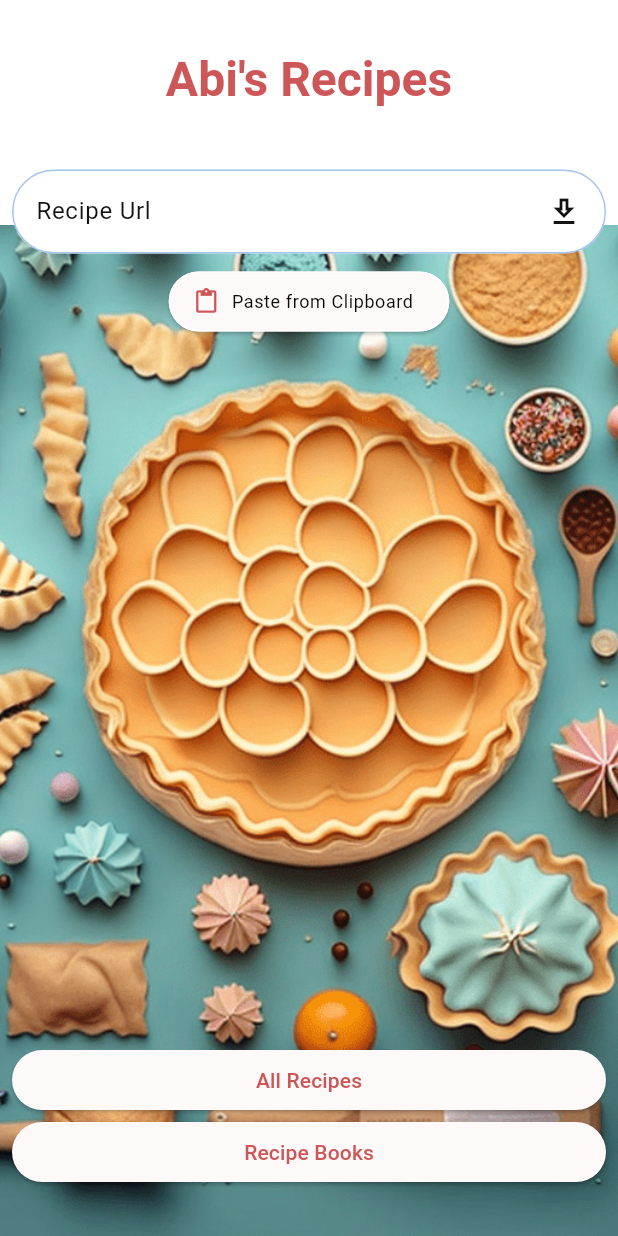
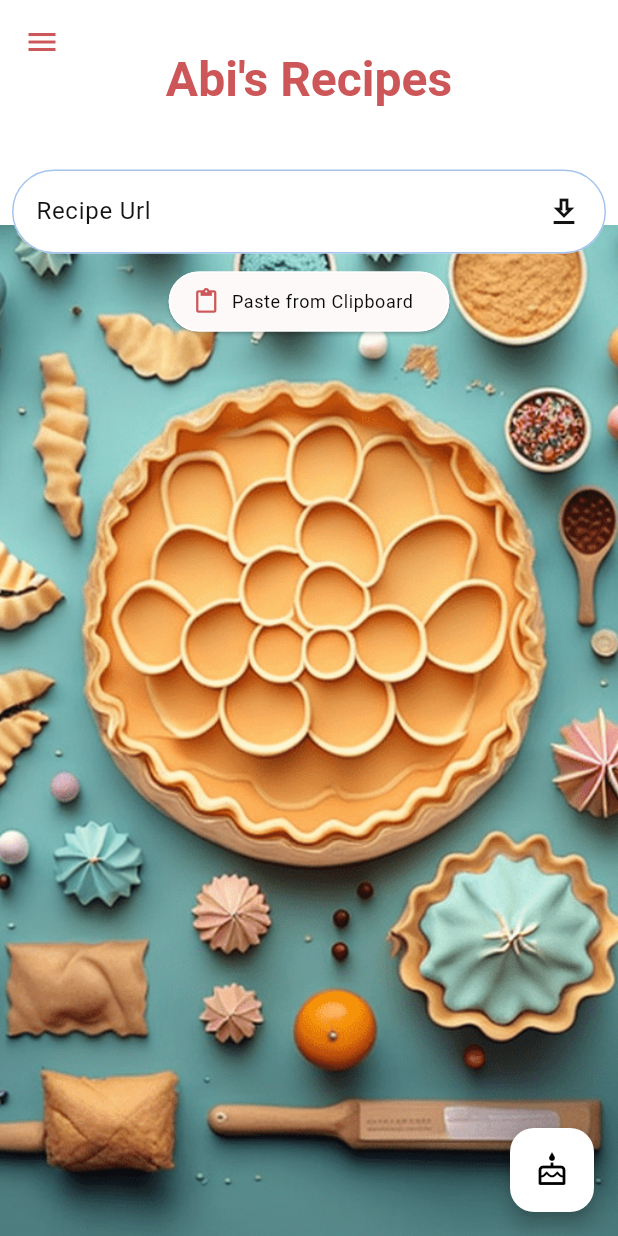
Before and after one commit to jtmuller5/abis_recipes, a Flutter app: the screen it shows after launch, on a phone screen of 412 x 824 dp. Run offline on Flutter 3.47's test engine with Material 2 defaults, Android fonts, the phone set to English and light mode, and no system bars; drawn by our look-alikes of flutter_animate; our stand-ins replace flutter_hooks, google_fonts, hooks_riverpod, isar, recase and 2 more; missing offline and left inert: amplitude_flutter, beautiful_soup_dart, dart:ffi, flutter_inappwebview, receive_sharing_intent; accounts and stored records are empty; generated files the repository leaves out were written again; Roboto replaces fonts that are missing (Imprima); statements that could not run were skipped.

Commit message:
Bake mode

```diff
--- a/lib/features/home/providers/loading_provider.dart
+++ b/lib/features/home/providers/loading_provider.dart
@@ -11,3 +11,15 @@ final loadingRecipeProvider = StateProvider<bool>((ref) {
 final errorProvider = StateProvider<bool>((ref) {
   return false;
 });
+
+class bakeModeNotifier extends StateNotifier<bool> {
+  bakeModeNotifier() : super(false);
+
+  void toggle() {
+    state = !state;
+  }
+}
+
+final bakeModeProvider = StateNotifierProvider<bakeModeNotifier, bool>((ref) {
+  return bakeModeNotifier();
+});
--- a/lib/features/home/ui/home_view.dart
+++ b/lib/features/home/ui/home_view.dart
@@ -1,3 +1,5 @@
+import 'dart:ffi';
+
 import 'package:abis_recipes/app/constants.dart';
 import 'package:abis_recipes/features/books/ui/books_page/books_page.dart';
 import 'package:abis_recipes/features/books/ui/recipe_page/recipe_page.dart';
@@ -10,6 +12,7 @@ import 'package:flutter_animate/flutter_animate.dart';
 import 'package:flutter_hooks/flutter_hooks.dart';
 import 'package:hooks_riverpod/hooks_riverpod.dart';
 import 'package:flutter/services.dart';
+import 'package:wakelock/wakelock.dart';
 
 class HomeView extends HookConsumerWidget {
   const HomeView({Key? key}) : super(key: key);
@@ -19,8 +22,34 @@ class HomeView extends HookConsumerWidget {
     TextEditingController urlController = useTextEditingController();
 
     return Scaffold(
-      body: SafeArea(
-        child: Stack(
+      extendBodyBehindAppBar: true,
+      appBar: AppBar(
+        elevation: 0,
+        backgroundColor: Colors.transparent,
+      ),
+      drawer: Drawer(
+        backgroundColor: Colors.white,
+        child: ListView(
+          children: [
+            ListTile(
+              leading: Icon(Icons.search),
+              onTap: () async {
+                ref.watch(searchProvider.notifier).state = '';
+                Navigator.of(context).push(MaterialPageRoute(builder: (context) => SearchView()));
+              },
+              title: Text('All Recipes'),
+            ),
+            ListTile(
+              leading: Icon(Icons.menu_book_outlined),
+              onTap: () async {
+                Navigator.of(context).push(MaterialPageRoute(builder: (context) => BooksPage()));
+              },
+              title: Text('Recipe Books'),
+            ),
+          ],
+        ),
+      ),
+      body: Stack(
         children: [
           Image.asset(
             'assets/baking-min.png',
@@ -116,47 +145,36 @@ class HomeView extends HookConsumerWidget {
                   'Paste from Clipboard',
                   style: Theme.of(context).textTheme.bodySmall!,
                 ),
-                ).animate(/*onPlay: (controller) => controller.repeat()*/).shake(delay: Duration(seconds: 1),duration: Duration(milliseconds: 1000),
-                        offset: Offset(0, .1),hz: 2)),
-                gap32,
-                Expanded(
-                  child: Column(
-                    crossAxisAlignment: CrossAxisAlignment.stretch,
-                    mainAxisAlignment: MainAxisAlignment.end,
-                    children: [
-                      Animate(
-                        effects: [ ShimmerEffect()],
-                        child: Padding(
-                          padding: const EdgeInsets.symmetric(horizontal: 8.0),
-                          child: ElevatedButton(
-                            onPressed: () async {
-                              ref.watch(searchProvider.notifier).state = '';
-                              Navigator.of(context).push(MaterialPageRoute(builder: (context) => SearchView()));
-                            },
-                            child: Text('All Recipes'),
-                          ),
-                        ),
-                      ),
-                      Animate(
-                        effects: [ ShimmerEffect()],
-                        child: Padding(
-                          padding: const EdgeInsets.symmetric(horizontal: 8.0),
-                          child: ElevatedButton(
-                            onPressed: () async {
-                              Navigator.of(context).push(MaterialPageRoute(builder: (context) => BooksPage()));
-                            },
-                            child: Text('Recipe Books'),
-                          ),
-                        ),
-                      ),
-                    ],
-                  ),
-                ),
+              )
+                      .animate(/*onPlay: (controller) => controller.repeat()*/)
+                      .shake(delay: Duration(seconds: 1), duration: Duration(milliseconds: 1000), offset: Offset(0, .1), hz: 2)),
               gap32,
             ],
           ),
         ],
       ),
+      floatingActionButton: FloatingActionButton(
+        backgroundColor: ref.watch(bakeModeProvider) ? Colors.green : Colors.white,
+        onPressed: () {
+          ref.read(bakeModeProvider.notifier).toggle();
+
+          if(ref.watch(bakeModeProvider)){
+            amplitude.logEvent('press bake mode on');
+            Wakelock.enable();
+          } else {
+            amplitude.logEvent('press bake mode off');
+            Wakelock.disable();
+          }
+
+          ScaffoldMessenger.of(context).hideCurrentSnackBar();
+          ScaffoldMessenger.of(context).showSnackBar(SnackBar(
+              backgroundColor: ref.watch(bakeModeProvider) ? Colors.green : Colors.black,
+              content: Text(ref.watch(bakeModeProvider) ? 'Bake Mode On' : 'Bake Mode Off')));
+        },
+        child: Icon(
+          ref.watch(bakeModeProvider) ? Icons.cake : Icons.cake_outlined,
+          color: ref.watch(bakeModeProvider) ? Colors.white: Colors.black,
+        ),
       ),
     );
   }
--- a/pubspec.yaml
+++ b/pubspec.yaml
@@ -1,7 +1,7 @@
 name: abis_recipes
 description: Recipe extractor
 publish_to: 'none'
-version: 1.0.7+7
+version: 1.0.9+9
 
 environment:
   sdk: '>=2.19.2 <3.0.0'
@@ -25,6 +25,7 @@ dependencies:
   isar_flutter_libs: ^3.0.5
   recase: ^4.1.0
   shared_preferences: ^2.0.18
+  wakelock: ^0.6.2
 
 dev_dependencies:
   flutter_test:
```
Also changed, not shown: pubspec.lock, 1 other file. Lines whose indentation alone changed are shown as unchanged.
